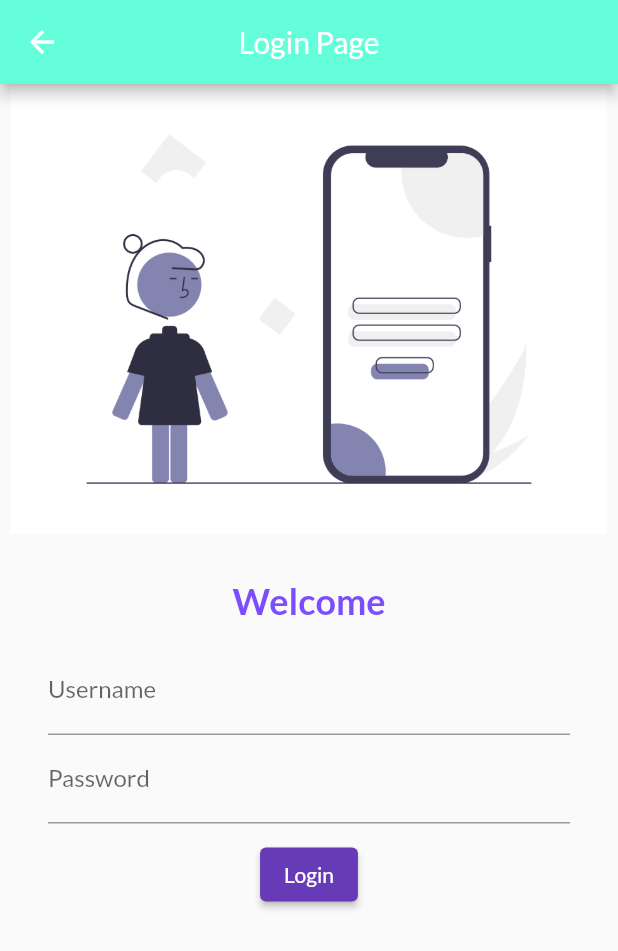
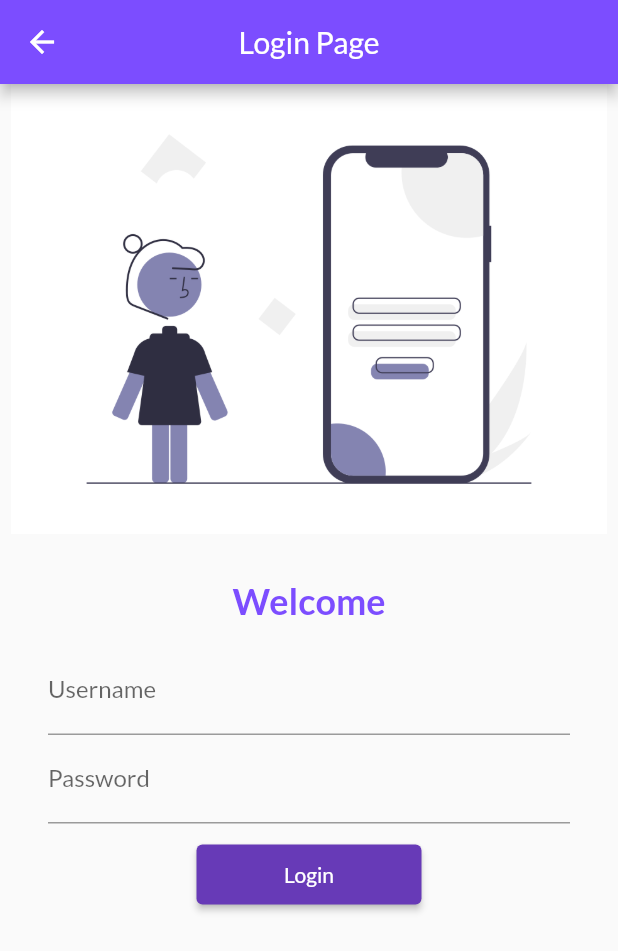
Before and after one commit to yagnik2411/Flutter_catalog, a Flutter app: the screen it shows after launch, on a phone screen of 412 x 824 dp. Shown: the top 951 px of the screen. Run offline on Flutter 3.47's test engine with Material 2 defaults, Android fonts, the phone set to English and light mode, and no system bars; our stand-ins replace google_fonts.

Commit message:
chapter 5:finish

```diff
--- a/lib/main.dart
+++ b/lib/main.dart
@@ -1,6 +1,7 @@
 import 'package:flutter/material.dart';
 import 'package:flutter_catalog/pages/home_page.dart';
 import 'package:flutter_catalog/pages/login_page.dart';
+import 'package:flutter_catalog/utils/MyRoutes.dart';
 import 'package:google_fonts/google_fonts.dart';
 
 void main() {
@@ -21,8 +22,8 @@ class MyApp extends StatelessWidget {
       initialRoute: "/login",
       routes: {
         "/": (context) => const LoginPage(),
-        "/home": (context) => const HomePage(), // "/home" is the route name
-        "/login": (context) => const LoginPage(),
+        MyRoutes.homeRoute: (context) => const HomePage(), // "/home" is the route name
+        MyRoutes.loginRoute: (context) => const LoginPage(),
       },
     );
   }
--- a/lib/pages/login_page.dart
+++ b/lib/pages/login_page.dart
@@ -1,4 +1,5 @@
 import 'package:flutter/material.dart';
+import 'package:flutter_catalog/utils/MyRoutes.dart';
 
 class LoginPage extends StatelessWidget {
   const LoginPage({super.key});
@@ -9,12 +10,13 @@ class LoginPage extends StatelessWidget {
         appBar: AppBar(
           title: const Text("Login Page"),
           centerTitle: true,
-          backgroundColor: Colors.tealAccent,
+          backgroundColor: Colors.deepPurpleAccent,
         ),
-        body: Column(
+        body: SingleChildScrollView(
+          child: Column(
             children: [
               Image.asset("assets/images/Login_page.png",
-                fit: BoxFit.cover, height: 300),
+                  fit: BoxFit.cover, height:300),
               // ignore: prefer_const_constructors
               SizedBox(height: 30),
               // ignore: prefer_const_constructors
@@ -25,7 +27,8 @@ class LoginPage extends StatelessWidget {
                       fontWeight: FontWeight.bold,
                       color: Colors.deepPurpleAccent)),
               Padding(
-              padding: const EdgeInsets.symmetric(vertical: 16, horizontal: 32),
+                padding:
+                    const EdgeInsets.symmetric(vertical: 16, horizontal: 32),
                 child: Column(
                   children: [
                     TextFormField(
@@ -47,15 +50,17 @@ class LoginPage extends StatelessWidget {
                     SizedBox(height: 10),
                     ElevatedButton(
                       child: const Text("Login"),
-                    style: ButtonStyle(),
+                      // ignore: prefer_const_constructors
+                      style: ButtonStyle(minimumSize: MaterialStateProperty.all(Size(150, 40))),
                       onPressed: () {
-                      print("Hi, I am a button");
+                        Navigator.pushNamed(context, MyRoutes.homeRoute);
                       },
                     )
                   ],
                 ),
               )
             ],
+          ),
         ));
   }
 }
--- /dev/null
+++ b/lib/utils/MyRoutes.dart
@@ -0,0 +1,5 @@
+// ignore: file_names
+class MyRoutes{
+  static String loginRoute = "/login";
+  static String homeRoute = "/home";
+}
```
Lines whose indentation alone changed are shown as unchanged.
